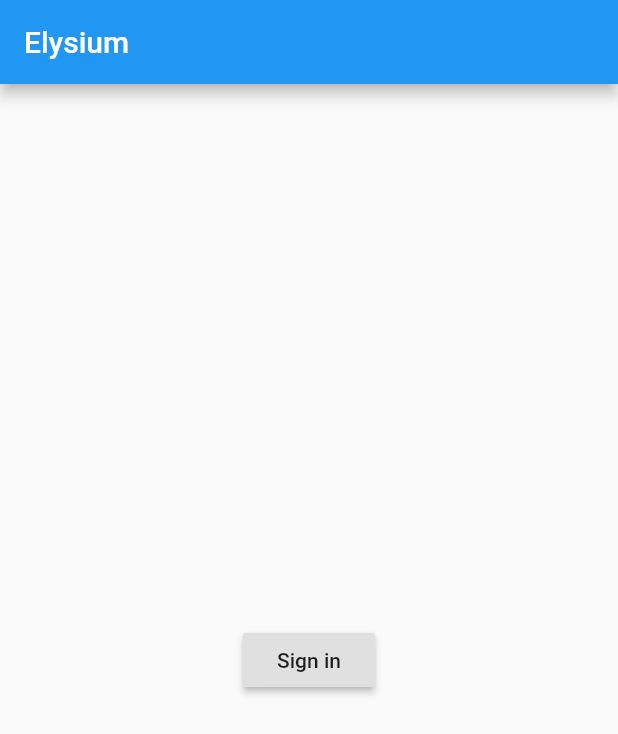
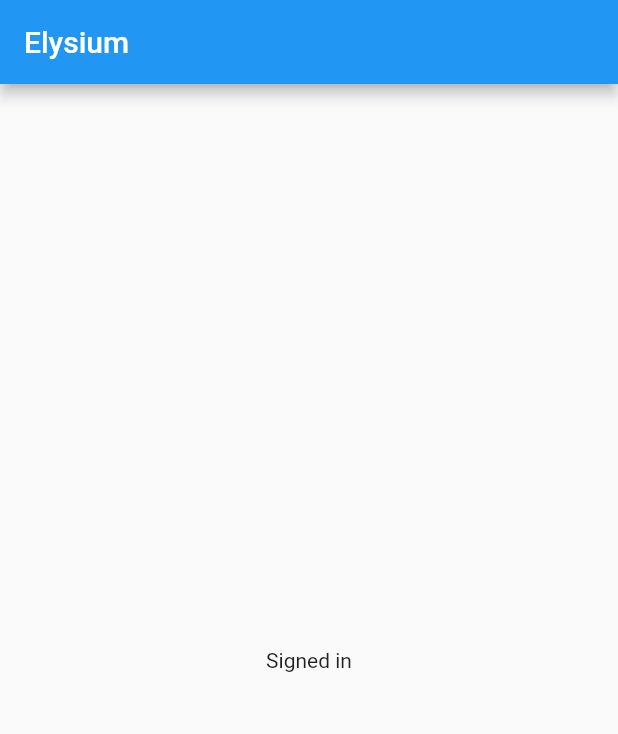
Before and after one commit to atn832/elysium-mobile-client, a Flutter app: the screen it shows after launch, on a phone screen of 412 x 824 dp. Shown: the top 734 px of the screen. Run offline on Flutter 3.47's test engine with Material 2 defaults, Android fonts, the phone set to English and light mode, and no system bars; our stand-ins replace firebase_auth, google_sign_in; accounts and stored records are empty.

Commit message:
handle sign in state

```diff
--- /dev/null
+++ b/lib/chatview.dart
@@ -0,0 +1,15 @@
+import 'package:flutter/widgets.dart';
+
+class ChatView extends StatefulWidget {
+  @override
+  State<StatefulWidget> createState() {
+    return ChatViewState_();
+  }
+}
+
+class ChatViewState_ extends State<ChatView> {
+  @override
+  Widget build(BuildContext context) {
+    return Text('Signed in');
+  }
+}
--- a/lib/main.dart
+++ b/lib/main.dart
@@ -4,6 +4,8 @@ import 'dart:async';
 import 'package:firebase_auth/firebase_auth.dart';
 import 'package:flutter/material.dart';
 import 'package:google_sign_in/google_sign_in.dart';
+
+import 'chatview.dart';
 
 final GoogleSignIn _googleSignIn = GoogleSignIn();
 final FirebaseAuth _auth = FirebaseAuth.instance;
@@ -33,6 +35,17 @@ class MyHomePage extends StatefulWidget {
 }
 
 class _MyHomePageState extends State<MyHomePage> {
+  var signedIn = false;
+
+  @override
+  void initState() {
+    super.initState();
+
+    _auth.onAuthStateChanged.listen((user) {
+      signedIn = user != null;
+    });
+  }
+
   @override
   Widget build(BuildContext context) {
     return new Scaffold(
@@ -42,11 +55,14 @@ class _MyHomePageState extends State<MyHomePage> {
       body: new Center(
         child: new Column(
           mainAxisAlignment: MainAxisAlignment.center,
-          children: <Widget>[
-            RaisedButton(
-              child: Text('Sign in'),
-              onPressed: _handleSignIn,
-            )
+          children: [
+            if (signedIn)
+              RaisedButton(
+                child: Text('Sign in'),
+                onPressed: _handleSignIn,
+              )
+            else
+              ChatView()
           ],
         ),
       ),
--- a/pubspec.yaml
+++ b/pubspec.yaml
@@ -10,7 +10,7 @@ description: Elysium for mobile.
 version: 1.0.0+1
 
 environment:
-  sdk: ">=2.0.0-dev.68.0 <3.0.0"
+  sdk: ">=2.2.2 <3.0.0"
 
 dependencies:
   flutter:
```
Also changed, not shown: pubspec.lock.
